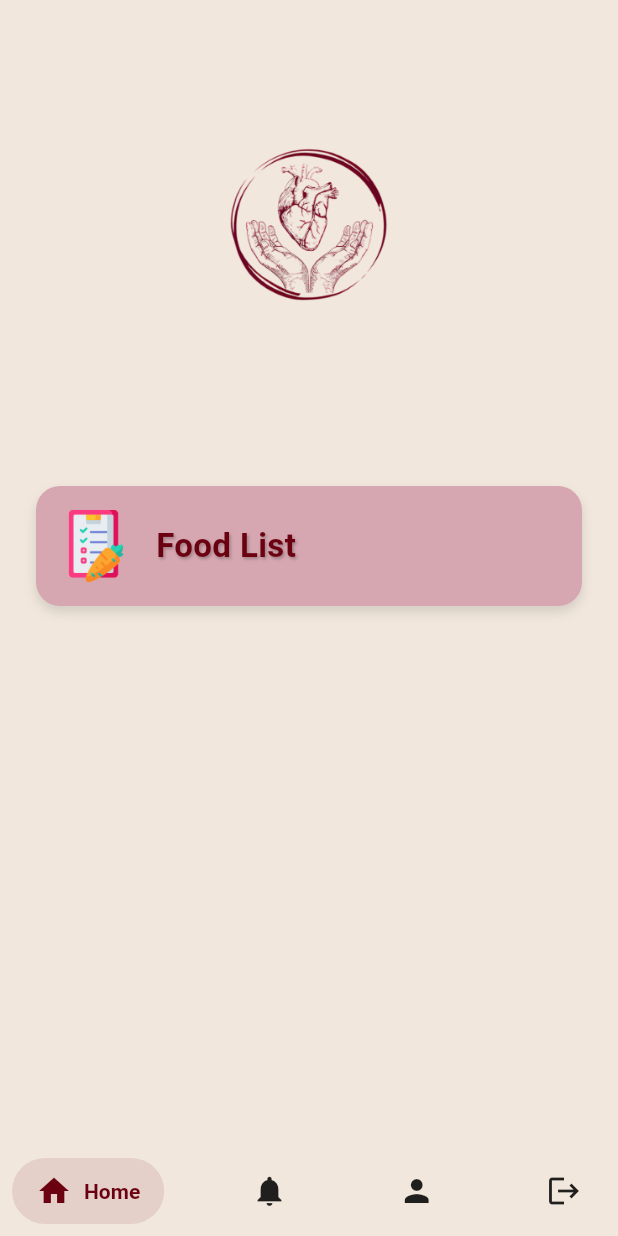
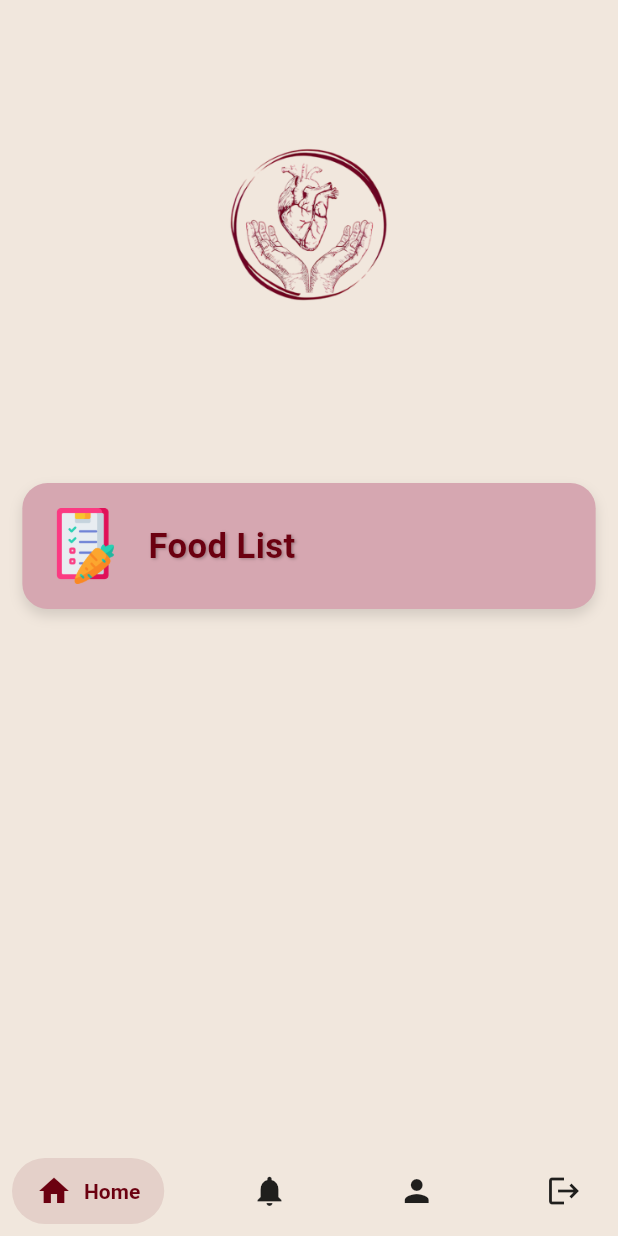
Before and after one commit to shuakr/Dietly, a Flutter app: the HomeScreen screen opened by its route, on a phone screen of 412 x 824 dp. Run offline on Flutter 3.47's test engine with Material 3 defaults, Android fonts, the phone set to English and light mode, and no system bars; drawn by our look-alikes of salomon_bottom_bar; our stand-ins replace cloud_firestore, firebase_auth, firebase_core, font_awesome_flutter, google_fonts, google_sign_in and 3 more; accounts and stored records are empty.

Commit message:
feat: Add hover effect but it only works on desktop and web application

```diff
--- a/lib/widgets/food_list_card.dart
+++ b/lib/widgets/food_list_card.dart
@@ -20,7 +20,7 @@ class _FoodListCardState extends State<FoodListCard>
       onExit: (_) => setState(() => _isHovered = false),
       child: AnimatedScale(
         duration: const Duration(milliseconds: 200),
-        scale: _isHovered ? 1.03 : 1.0,
+        scale: _isHovered ? 1.0 : 1.05,
         child: GestureDetector(
           onTap: () {
             debugPrint("🍽️ Food List card tapped");
```
